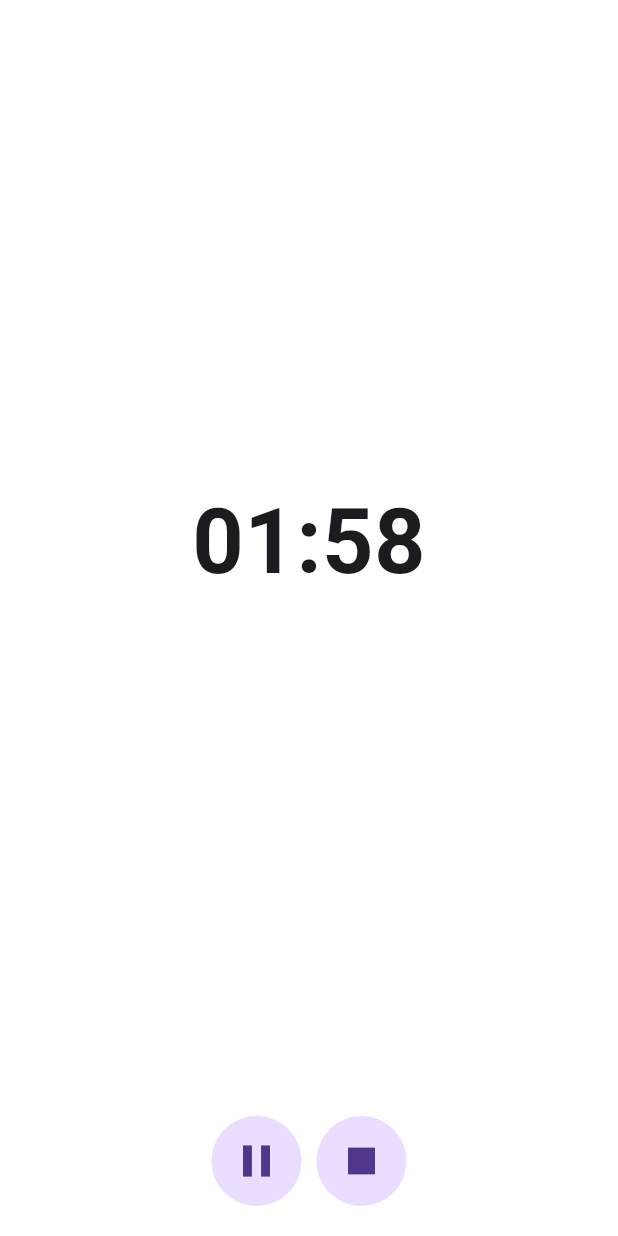
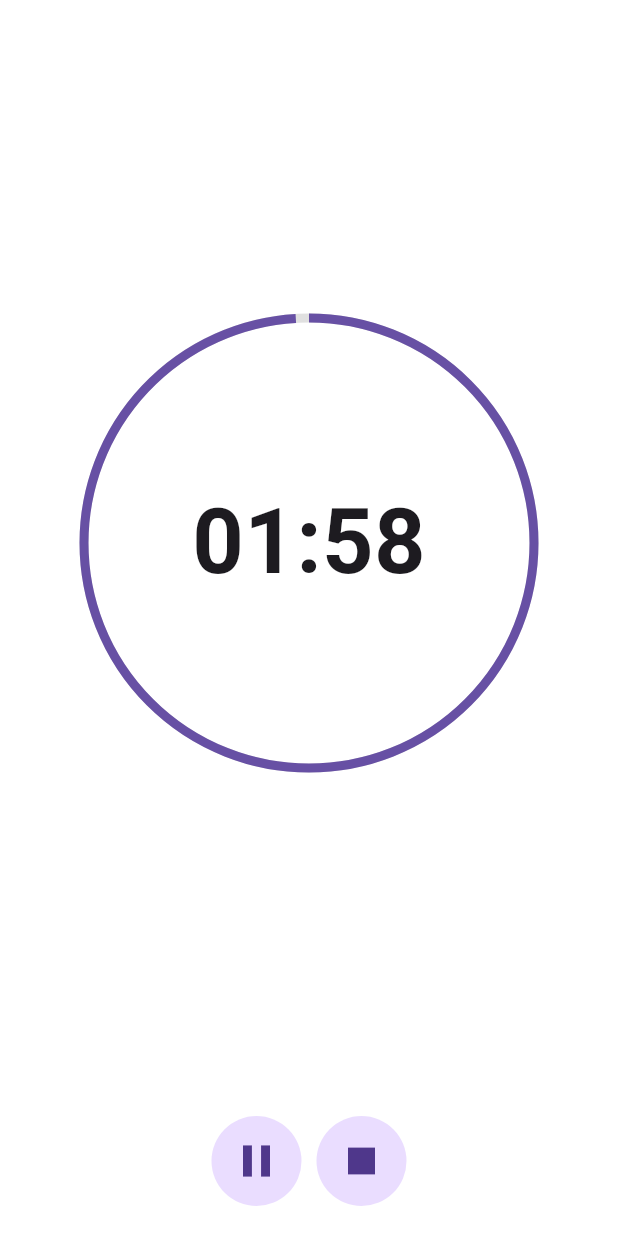
Before and after one commit to barbiexsofia/timer, a Flutter app: the screen it shows after launch, after a tap on the "play arrow" icon, on a phone screen of 412 x 824 dp. Run offline on Flutter 3.47's test engine with Material 3 defaults, Android fonts, the phone set to English and light mode, and no system bars; our stand-ins replace firebase_core; missing offline and left inert: flutter_ringtone_player; accounts and stored records are empty.

Commit message:
Added alarm sound at the end of timer

```diff
--- a/timer_app/lib/progressIndicator/ui/timer_page.dart
+++ b/timer_app/lib/progressIndicator/ui/timer_page.dart
@@ -2,6 +2,7 @@ import 'package:flutter/cupertino.dart';
 import 'package:flutter/material.dart';
 // ignore: unnecessary_import
 import 'package:flutter/widgets.dart';
+import 'package:flutter_ringtone_player/flutter_ringtone_player.dart';
 import 'package:timer_app/widgets/round_button.dart';
 
 class TimerPage extends StatefulWidget {
@@ -27,11 +28,33 @@ class _TimerPageState extends State<TimerPage> with TickerProviderStateMixin {
         : '${minutes.toString().padLeft(2, '0')}:${seconds.toString().padLeft(2, '0')}';
   }
 
+  double progress = 1.0;
+
+  void notify() {
+    if (countText == '00:00') {
+      print("DONE!");
+      FlutterRingtonePlayer().play(fromAsset: "alarm-clock-short-6402.mp3");
+    }
+  }
+
   @override
   void initState() {
     super.initState();
     controller = AnimationController(
         vsync: this, duration: const Duration(seconds: 120));
+
+    controller.addListener(() {
+      notify();
+      if (controller.isAnimating) {
+        setState(() {
+          progress = controller.value;
+        });
+      } else {
+        setState(() {
+          progress = 1.0;
+        });
+      }
+    });
   }
 
   @override
@@ -47,14 +70,26 @@ class _TimerPageState extends State<TimerPage> with TickerProviderStateMixin {
       body: Column(
         children: [
           Expanded(
-            child: Center(
-              child: GestureDetector(
+            child: Stack(
+              alignment: Alignment.center,
+              children: [
+                SizedBox(
+                    height: 300,
+                    width: 300,
+                    child: CircularProgressIndicator(
+                      value: progress,
+                      backgroundColor: Colors.grey.shade300,
+                      strokeWidth: 6,
+                    )),
+                GestureDetector(
                   onTap: () {
+                    if (controller.isDismissed) {
                       showModalBottomSheet(
                           context: context,
                           builder: (context) => Container(
                                 height: 300,
                                 child: CupertinoTimerPicker(
+                                  initialTimerDuration: controller.duration!,
                                   onTimerDurationChanged: (time) {
                                     setState(() {
                                       controller.duration = time;
@@ -62,6 +97,7 @@ class _TimerPageState extends State<TimerPage> with TickerProviderStateMixin {
                                   },
                                 ),
                               ));
+                    }
                   },
                   child: AnimatedBuilder(
                     animation: controller,
@@ -72,6 +108,7 @@ class _TimerPageState extends State<TimerPage> with TickerProviderStateMixin {
                     ),
                   ),
                 ),
+              ],
             ),
           ),
           Padding(
--- a/timer_app/pubspec.yaml
+++ b/timer_app/pubspec.yaml
@@ -38,6 +38,7 @@ dependencies:
   firebase_core: ^3.3.0
   firebase_auth: ^5.1.4
   cloud_firestore: ^5.2.1
+  flutter_ringtone_player: ^4.0.0+3
 
 dev_dependencies:
   flutter_test:
@@ -62,9 +63,8 @@ flutter:
   uses-material-design: true
 
   # To add assets to your application, add an assets section, like this:
-  # assets:
-  #   - images/a_dot_burr.jpeg
-  #   - images/a_dot_ham.jpeg
+  assets:
+   - lib/assets/sound/
 
   # An image asset can refer to one or more resolution-specific "variants", see
   # https://flutter.dev/assets-and-images/#resolution-aware
```
Also changed, not shown: timer_app/pubspec.lock, 3 other files. Lines whose indentation alone changed are shown as unchanged.
